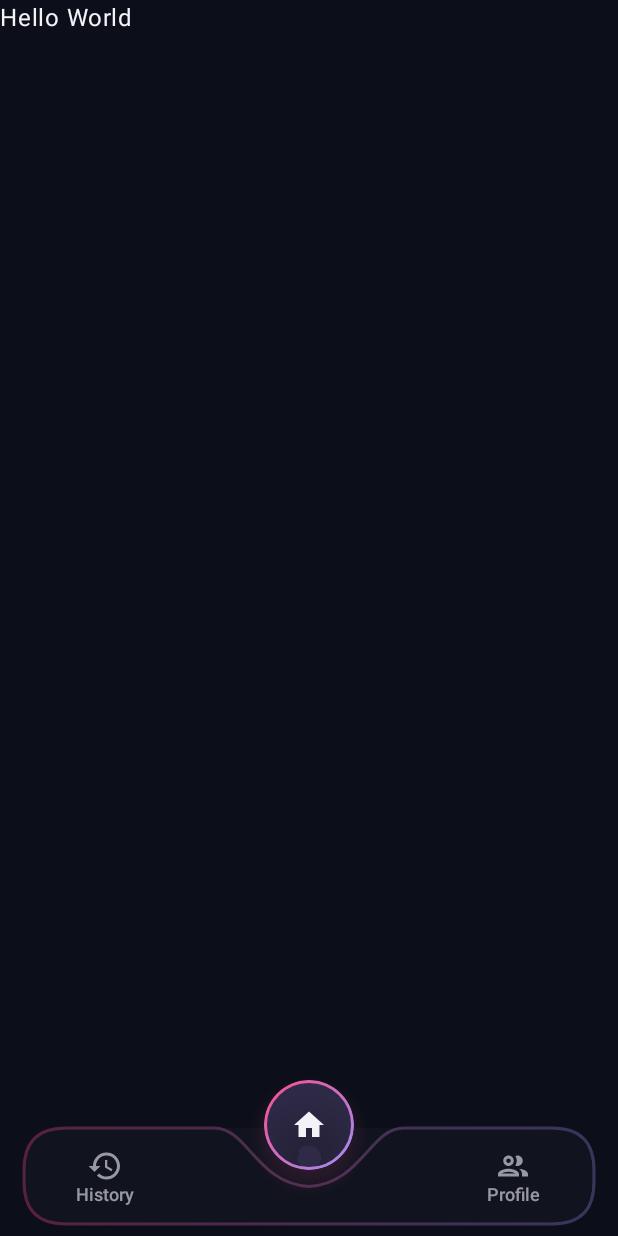
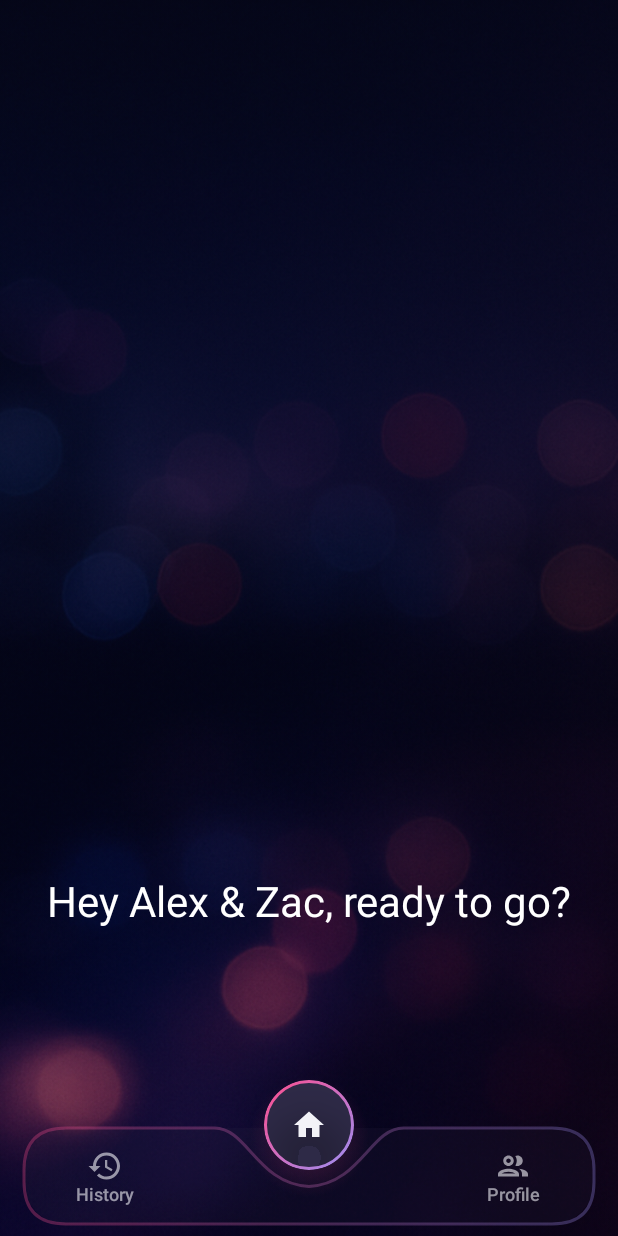
Before and after one commit to zmcdanal/blinddate-android, an Android app built with Jetpack Compose: the screen it shows after launch (MainActivity), on a phone screen of 412 x 824 dp. Run offline under Robolectric (Android 15) with nearby library versions, the phone set to English and light mode, and no system bars; our stand-ins replace Dagger/Hilt's generated code; libraries missing offline, so code that uses them is left out: androidx.hilt.lifecycle.

Commit message:
Background added

```diff
--- a/app/src/main/java/com/ethereal/blinddate/ui/BlindDateApp.kt
+++ b/app/src/main/java/com/ethereal/blinddate/ui/BlindDateApp.kt
@@ -12,11 +12,13 @@ import androidx.compose.runtime.Composable
 import androidx.compose.runtime.collectAsState
 import androidx.compose.runtime.getValue
 import androidx.compose.ui.Modifier
+import androidx.compose.ui.graphics.Color
 import androidx.navigation.compose.NavHost
 import androidx.navigation.compose.composable
 import androidx.navigation.compose.rememberNavController
 import com.ethereal.home.HomeRoute
 import com.ethereal.home.navigation.Home
+import com.ethereal.ui.BlindDateBackground
 import com.ethereal.ui.BlindDateBottomBar
 
 @OptIn(ExperimentalMaterial3Api::class)
@@ -31,13 +33,18 @@ fun BlindDateApp() {
     val showBottomBar = showHomeBar || showMapBar
     val showTopBack = false //route.startsWith(Questionnaire.route)
 
+    BlindDateBackground {
         Scaffold(
+            containerColor = Color.Transparent,
             topBar = {
                 if (showTopBack) {
                     TopAppBar(
                         navigationIcon = {
                             IconButton({ nav.popBackStack() }) {
-                            Icon(Icons.AutoMirrored.Rounded.ArrowBack, contentDescription = "Back")
+                                Icon(
+                                    Icons.AutoMirrored.Rounded.ArrowBack,
+                                    contentDescription = "Back"
+                                )
                             }
                         },
                         title = {}
@@ -49,9 +56,9 @@ fun BlindDateApp() {
                     if (showHomeBar) {
                         // Home screen bottom bar: History – Home – Profile
                         BlindDateBottomBar(
-                        onHistory = {  },
-                        onHome    = { nav.navigate(Home.route) { popUpTo(0) } },
-                        onProfile = {  }
+                            onHistory = { },
+                            onHome = { nav.navigate(Home.route) { popUpTo(0) } },
+                            onProfile = { }
                         )
                     } else if (showMapBar) {
                         // Map screen bottom bar: Cancel Trip – Home – Open in Maps
@@ -92,3 +99,4 @@ fun BlindDateApp() {
             }
         }
     }
+}
--- /dev/null
+++ b/core/ui/src/main/java/com/ethereal/ui/BlindDateBackground.kt
@@ -0,0 +1,49 @@
+package com.ethereal.ui
+
+import androidx.compose.foundation.Image
+import androidx.compose.foundation.background
+import androidx.compose.foundation.layout.Box
+import androidx.compose.foundation.layout.BoxScope
+import androidx.compose.foundation.layout.fillMaxSize
+import androidx.compose.runtime.Composable
+import androidx.compose.ui.Modifier
+import androidx.compose.ui.graphics.Brush
+import androidx.compose.ui.graphics.Color
+import androidx.compose.ui.layout.ContentScale
+import androidx.compose.ui.res.painterResource
+import com.ethereal.design.R
+
+@Composable
+fun BlindDateBackground(
+    modifier: Modifier = Modifier,
+    content: @Composable BoxScope.() -> Unit
+) {
+    Box(
+        modifier = modifier
+            .fillMaxSize()
+            .background(Color.Black)
+    ) {
+        Image(
+            painter = painterResource(id = R.drawable.bg_blurred_city),
+            contentDescription = null,
+            modifier = Modifier.fillMaxSize(),
+            contentScale = ContentScale.Crop,
+            alpha = 0.95f
+        )
+
+        Box(
+            Modifier
+                .matchParentSize()
+                .background(
+                    Brush.verticalGradient(
+                        listOf(
+                            Color(0x660C0F19),
+                            Color(0x330C0F19)
+                        )
+                    )
+                )
+        )
+
+        content()
+    }
+}
--- a/features/home/src/main/java/com/ethereal/home/HomeScreen.kt
+++ b/features/home/src/main/java/com/ethereal/home/HomeScreen.kt
@@ -1,11 +1,36 @@
 package com.ethereal.home
 
+import androidx.compose.foundation.layout.Arrangement
+import androidx.compose.foundation.layout.Column
+import androidx.compose.foundation.layout.fillMaxSize
+import androidx.compose.foundation.layout.padding
+import androidx.compose.material3.MaterialTheme
 import androidx.compose.material3.Text
 import androidx.compose.runtime.Composable
+import androidx.compose.ui.Alignment
+import androidx.compose.ui.Modifier
+import androidx.compose.ui.graphics.Color
+import androidx.compose.ui.unit.dp
 import androidx.hilt.lifecycle.viewmodel.compose.hiltViewModel
+import com.ethereal.ui.BlindDateBackground
 
 @Composable
  fun HomeRoute(viewModel: HomeViewModel = hiltViewModel()) {
-println("hey bobby here")
- Text("Hello World")
+  Column(
+   modifier = Modifier
+    .fillMaxSize()
+    .padding(horizontal = 24.dp, vertical = 48.dp),
+   horizontalAlignment = Alignment.CenterHorizontally,
+   verticalArrangement = Arrangement.Bottom
+  ) {
+   Text(
+    text = "Hey Alex & Zac, ready to go?",
+    style = MaterialTheme.typography.headlineMedium,
+    color = Color.White,
+    modifier = Modifier.padding(bottom = 60.dp)
+   )
+
+   //PlanDateButton(onClick = onPlanDateClick)
+  }
+
 }
```
Also changed, not shown: core/design/src/main/res/drawable/bg_blurred_city.webp (added). Lines whose indentation alone changed are shown as unchanged.
